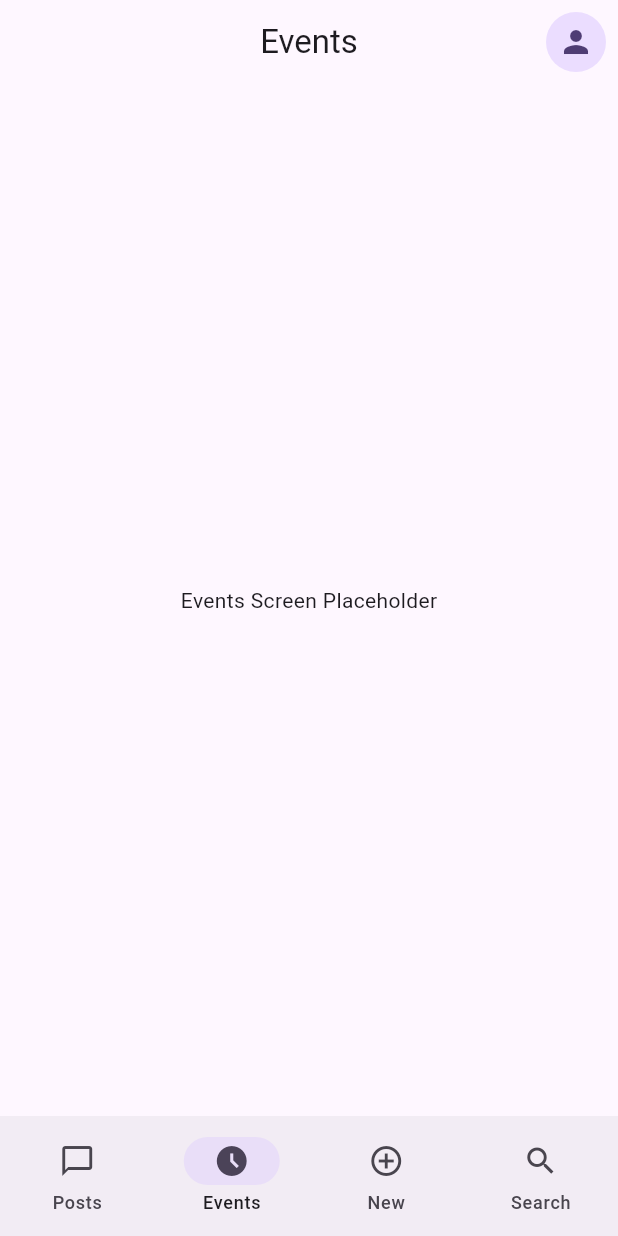
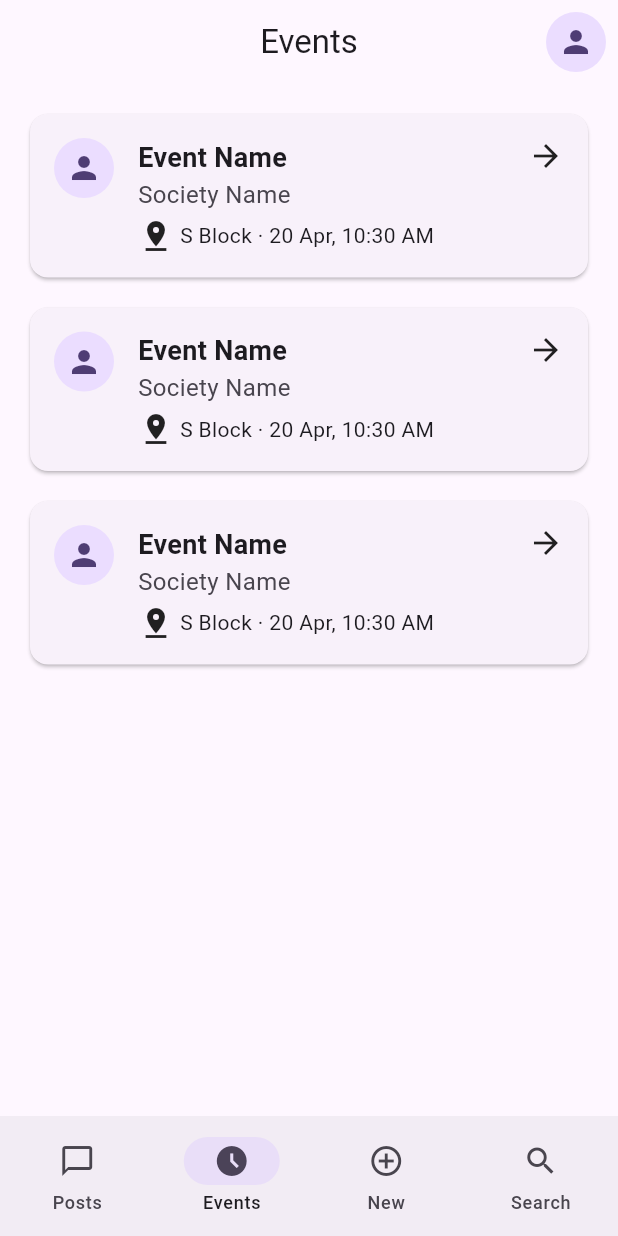
Before and after one commit to malijaffri/fccu_societies_hub, a Flutter app: the MainNavigationScreen screen opened directly, item 2 of the bottom bar chosen, on a phone screen of 412 x 824 dp. Run offline on Flutter 3.47's test engine with Material 3 defaults, Android fonts, the phone set to English and light mode, and no system bars; drawn by our look-alikes of dynamic_color.

Commit message:
Implement EventsListContent with EventCard and mock data; remove elevation from PostCard

```diff
--- a/lib/screens/main_tabs/events_list_content.dart
+++ b/lib/screens/main_tabs/events_list_content.dart
@@ -1,8 +1,76 @@
 import 'package:flutter/material.dart';
+import 'package:intl/intl.dart';
 
 class EventsListContent extends StatelessWidget {
   const EventsListContent({super.key});
 
   @override
-  Widget build(BuildContext context) => Center(child: Text('Events Screen Placeholder'));
+  Widget build(BuildContext context) => ListView.builder(
+    padding: const EdgeInsets.all(16),
+    itemCount: 3, // TODO: Mock data count
+    itemBuilder: (context, index) => EventCard(
+      title: 'Event Name',
+      posterName: 'Society Name',
+      venue: 'S Block',
+      startsAt: DateTime.now(),
+      endsAt: DateTime.now(),
+    ),
+  );
 }
+
+class EventCard extends StatelessWidget {
+  const EventCard({
+    super.key,
+    required this.title,
+    required this.posterName,
+    required this.venue,
+    required this.startsAt,
+    required this.endsAt,
+  });
+
+  final String title;
+  final String posterName;
+  final String venue;
+  final DateTime startsAt;
+  final DateTime endsAt;
+
+  @override
+  Widget build(BuildContext context) => Card(
+    margin: const EdgeInsets.fromLTRB(4, 4, 4, 16),
+    clipBehavior: .hardEdge,
+    child: InkWell(
+      onTap: () => debugPrint('Card tapped.'),
+      child: Padding(
+        padding: const EdgeInsets.all(16),
+        child: Row(
+          crossAxisAlignment: .start,
+          children: [
+            const CircleAvatar(child: Icon(Icons.person)),
+            const SizedBox(width: 16),
+            Expanded(
+              child: Column(
+                crossAxisAlignment: .start,
+                children: [
+                  Text(title, style: const TextStyle(fontSize: 18, fontWeight: FontWeight.w600)),
+                  Text(
+                    posterName,
+                    style: TextStyle(color: Theme.of(context).colorScheme.onSurfaceVariant, fontSize: 16),
+                  ),
+                  const SizedBox(height: 4),
+                  Row(
+                    children: [
+                      const Icon(Icons.pin_drop),
+                      const SizedBox(width: 4),
+                      Text('$venue · ${DateFormat('d MMM, H:mm a').format(startsAt)}'),
+                    ],
+                  ),
+                ],
+              ),
+            ),
+            const Icon(Icons.arrow_forward),
+          ],
+        ),
+      ),
+    ),
+  );
+}
--- a/lib/screens/main_tabs/posts_list_content.dart
+++ b/lib/screens/main_tabs/posts_list_content.dart
@@ -45,7 +45,6 @@ class PostCard extends StatelessWidget {
   @override
   Widget build(BuildContext context) => Card(
     margin: const EdgeInsets.fromLTRB(4, 4, 4, 16),
-    elevation: 1,
     child: Column(
       crossAxisAlignment: CrossAxisAlignment.start,
       children: [
```
